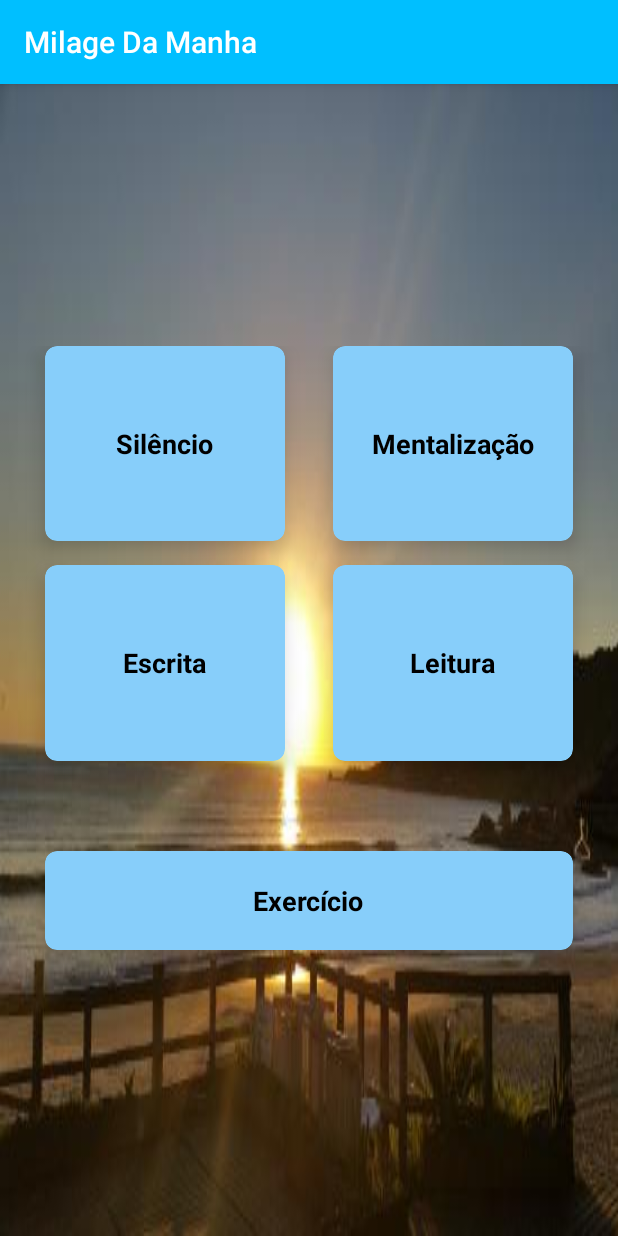
After one commit to MaikonRodrigues/MilagreDaManha, an Android app: the GravarDesafioActivity screen opened directly, with no data from a screen before it, on a phone screen of 412 x 824 dp. The commit adds this screen. Run offline under Robolectric (Android 15) with nearby library versions, the phone set to English and light mode, and no system bars; network calls fail.

Commit message:
configurando telas de desafio

```diff
--- a/app/src/main/AndroidManifest.xml
+++ b/app/src/main/AndroidManifest.xml
@@ -54,7 +54,8 @@
             android:name=".LoginCadastroActivity"
             android:label="@string/title_activity_login" />
         <activity android:name=".CriaPostActivity" />
-        <activity android:name=".Activity_Desafios"></activity>
+        <activity android:name=".Activity_Desafios" />
+        <activity android:name=".GravarDesafioActivity"></activity>
     </application>
 
 </manifest>
--- a/app/src/main/java/com/example/maikon/milagedamanha/Activity_Desafios.java
+++ b/app/src/main/java/com/example/maikon/milagedamanha/Activity_Desafios.java
@@ -91,6 +91,7 @@ public class Activity_Desafios extends AppCompatActivity implements Response.Err
                 JSONObject jsonObject = null;
                 jsonObject = json.getJSONObject(i);
 
+                desafio.setId(jsonObject.optString("id_desafio"));
                 desafio.setNome(jsonObject.optString("nome"));
                 desafio.setDuracao(jsonObject.optString("duracao"));
 
@@ -99,7 +100,7 @@ public class Activity_Desafios extends AppCompatActivity implements Response.Err
             }
 
             progresso.hide();
-            Desafios_Adapter adapter = new Desafios_Adapter(listaDesafio);
+            Desafios_Adapter adapter = new Desafios_Adapter(listaDesafio, this);
             recyclerDesafios.setAdapter(adapter);
 
         } catch (JSONException e){
--- a/app/src/main/java/com/example/maikon/milagedamanha/Adapters/Desafios_Adapter.java
+++ b/app/src/main/java/com/example/maikon/milagedamanha/Adapters/Desafios_Adapter.java
@@ -1,5 +1,7 @@
 package com.example.maikon.milagedamanha.Adapters;
 
+import android.content.Context;
+import android.content.Intent;
 import android.support.annotation.NonNull;
 import android.support.v7.widget.CardView;
 import android.support.v7.widget.RecyclerView;
@@ -8,10 +10,16 @@ import android.view.View;
 import android.view.ViewGroup;
 import android.widget.TextView;
 import android.widget.Toast;
+
+import com.example.maikon.milagedamanha.CriaPostActivity;
+import com.example.maikon.milagedamanha.GravarDesafioActivity;
+import com.example.maikon.milagedamanha.MainActivity;
 import com.example.maikon.milagedamanha.R;
 
 import com.example.maikon.milagedamanha.Classes.Desafio;
 import com.example.maikon.milagedamanha.R;
+
+import static android.support.v4.content.ContextCompat.startActivity;
 import static com.example.maikon.milagedamanha.R.layout.item_list_desafios_layout;
 
 import java.util.List;
@@ -20,8 +28,11 @@ import java.util.List;
 public class Desafios_Adapter extends RecyclerView.Adapter<Desafios_Adapter.DesafioHolder> {
 
     List<Desafio> listDesafio;
-    public Desafios_Adapter(List<Desafio> listDesaf){
+    Context context;
+    String id;
+    public Desafios_Adapter(List<Desafio> listDesaf, Context context){
         this.listDesafio = listDesaf;
+        this.context = context;
     }
 
 
@@ -43,6 +54,7 @@ public class Desafios_Adapter extends RecyclerView.Adapter<Desafios_Adapter.Desa
     @Override
     public void onBindViewHolder(@NonNull final DesafioHolder bebHolder, final int position) {
 
+        id = listDesafio.get(position).getId();
         bebHolder.campoNome.setText(listDesafio.get(position).getNome());
         bebHolder.campoDuracao.setText(listDesafio.get(position).getDuracao());
 
@@ -51,9 +63,9 @@ public class Desafios_Adapter extends RecyclerView.Adapter<Desafios_Adapter.Desa
             public void onClick(View v) {
                 for (int i = 0; i < getItemCount(); i++){
                     if (position == i){
-                        Toast toast = Toast.makeText(v.getContext(),
-                                "Clicou no desafio", Toast.LENGTH_SHORT);     //Aparece quando o card e precionado
-                        toast.show();
+                        Toast.makeText(v.getContext(),"Clicou no desafio", Toast.LENGTH_SHORT).show();     //Aparece quando o card e precionado
+                        Intent intent = new Intent( context, GravarDesafioActivity.class).putExtra("id", id);
+                        context.startActivity(intent);
                     }
                 }
 
--- a/app/src/main/java/com/example/maikon/milagedamanha/Classes/Desafio.java
+++ b/app/src/main/java/com/example/maikon/milagedamanha/Classes/Desafio.java
@@ -7,12 +7,13 @@ import android.util.Base64;
 
 public class Desafio {
 
-   private String nome, duracao;
+   private String nome, duracao, id;
    private boolean etapa1, etapa2, etapa3, etapa4, etapa5;
 
     public Desafio() {    }
 
-    public Desafio(String nome, String duracao, boolean etapa1, boolean etapa2, boolean etapa3, boolean etapa4, boolean etapa5) {
+    public Desafio(String id, String nome, String duracao, boolean etapa1, boolean etapa2, boolean etapa3, boolean etapa4, boolean etapa5) {
+        this.id = id;
         this.nome = nome;
         this.duracao = duracao;
         this.etapa1 = etapa1;
@@ -20,6 +21,14 @@ public class Desafio {
         this.etapa3 = etapa3;
         this.etapa4 = etapa4;
         this.etapa5 = etapa5;
+    }
+
+    public String getId() {
+        return id;
+    }
+
+    public void setId(String id) {
+        this.id = id;
     }
 
     public String getNome() {
--- a/app/src/main/java/com/example/maikon/milagedamanha/Fragmentos/Fragmento_B.java
+++ b/app/src/main/java/com/example/maikon/milagedamanha/Fragmentos/Fragmento_B.java
@@ -73,7 +73,7 @@ public class Fragmento_B extends Fragment implements Response.ErrorListener, Res
         jsonObjectReq = new JsonObjectRequest(Request.Method.GET, url, null, this,this);
         VolleySingleton.getIntanciaVolley(getContext()).addToRequestQueue(jsonObjectReq);
         //request.add(jsonObjectReq);
-        Toast.makeText(getContext(), "Id logado :" +id , Toast.LENGTH_SHORT).show();
+
     }
     @Override
     public void onErrorResponse(VolleyError error) {
--- a/app/src/main/java/com/example/maikon/milagedamanha/Fragmentos/Fragmento_Cadastro.java
+++ b/app/src/main/java/com/example/maikon/milagedamanha/Fragmentos/Fragmento_Cadastro.java
@@ -165,7 +165,7 @@ public class Fragmento_Cadastro extends Fragment implements Response.ErrorListen
 
                 if (response.trim().equalsIgnoreCase("nao registra")) {
 
-                    Toast.makeText(v.getContext(), "Registro não inserido, erro: " + response, Toast.LENGTH_SHORT).show();
+                   // Toast.makeText(v.getContext(), "Registro não inserido, erro: " + response, Toast.LENGTH_SHORT).show();
 
                 } else {
                     Toast.makeText(v.getContext(), "Foto adicionada", Toast.LENGTH_SHORT).show();
--- /dev/null
+++ b/app/src/main/java/com/example/maikon/milagedamanha/GravarDesafioActivity.java
@@ -0,0 +1,25 @@
+package com.example.maikon.milagedamanha;
+
+import android.content.Intent;
+import android.support.v7.app.AppCompatActivity;
+import android.os.Bundle;
+import android.widget.Toast;
+
+public class GravarDesafioActivity extends AppCompatActivity {
+
+    Intent intent;
+    String id;
+
+    @Override
+    protected void onCreate(Bundle savedInstanceState) {
+        super.onCreate(savedInstanceState);
+        setContentView(R.layout.activity_gravar_desafio);
+
+        //  Pegando dados do id do desafio
+        intent = getIntent();
+        id = String.valueOf(intent.getExtras());
+
+        // Teste para ver se o id esta sendo recebido corretamente
+        Toast.makeText(this,"id recebido :"+id, Toast.LENGTH_LONG).show();
+    }
+}
--- /dev/null
+++ b/app/src/main/res/layout/activity_gravar_desafio.xml
@@ -0,0 +1,255 @@
+<?xml version="1.0" encoding="utf-8"?>
+<LinearLayout xmlns:android="http://schemas.android.com/apk/res/android"
+    xmlns:app="http://schemas.android.com/apk/res-auto"
+    xmlns:tools="http://schemas.android.com/tools"
+    android:layout_width="match_parent"
+    android:layout_height="match_parent"
+    android:orientation="vertical"
+    android:gravity="center"
+    android:background="@mipmap/amanhecer"
+    tools:context=".GravarDesafioActivity">
+
+
+
+    <LinearLayout
+        android:orientation="vertical"
+        android:weightSum="10"
+        android:gravity="center"
+        android:layout_width="match_parent"
+        android:layout_height="match_parent">
+
+
+
+        <GridLayout
+            android:id="@+id/mainGrid"
+            android:layout_width="match_parent"
+            android:layout_height="0dp"
+            android:layout_weight="5"
+            android:alignmentMode="alignMargins"
+            android:columnCount="2"
+            android:columnOrderPreserved="false"
+            android:padding="14dp"
+            android:rowCount="3">
+
+            <!-- Row 1 -->
+
+            <!-- Column 1 -->
+            <android.support.v7.widget.CardView
+                android:layout_width="0dp"
+                android:layout_height="0dp"
+                android:layout_rowWeight="1"
+                android:layout_columnWeight="1"
+                app:cardBackgroundColor="@color/cor3"
+                android:layout_marginLeft="16dp"
+                android:layout_marginRight="16dp"
+                android:layout_marginBottom="16dp"
+                app:cardCornerRadius="8dp"
+                app:cardElevation="8dp">
+
+                <LinearLayout
+                    android:layout_width="wrap_content"
+                    android:layout_height="wrap_content"
+                    android:layout_gravity="center_horizontal|center_vertical"
+                    android:layout_margin="16dp"
+
+                    android:orientation="vertical">
+
+                    <ImageView
+                        android:layout_width="wrap_content"
+                        android:layout_height="wrap_content"
+                        android:layout_gravity="center_horizontal"
+                         />
+                    <!-- android:src="@drawable/iconsbruxa" -->
+
+                    <TextView
+                        android:layout_width="wrap_content"
+                        android:layout_height="wrap_content"
+                        android:text="Silêncio"
+                        android:textAlignment="center"
+                        android:textColor="@android:color/black"
+                        android:textSize="18sp"
+                        android:textStyle="bold" />
+
+                </LinearLayout>
+
+            </android.support.v7.widget.CardView>
+
+            <!-- Column 2 -->
+            <android.support.v7.widget.CardView
+                android:layout_width="0dp"
+                android:layout_height="0dp"
+                android:layout_rowWeight="1"
+                android:layout_columnWeight="1"
+                android:layout_marginLeft="16dp"
+                app:cardBackgroundColor="@color/cor3"
+                android:layout_marginRight="16dp"
+                android:layout_marginBottom="16dp"
+                app:cardCornerRadius="8dp"
+                app:cardElevation="8dp">
+
+                <LinearLayout
+                    android:layout_width="wrap_content"
+                    android:layout_height="wrap_content"
+                    android:layout_gravity="center_horizontal|center_vertical"
+                    android:layout_margin="16dp"
+                    android:orientation="vertical">
+
+                    <ImageView
+                        android:layout_width="wrap_content"
+                        android:layout_height="wrap_content"
+                        android:layout_gravity="center_horizontal"
+
+                        />
+                        <!--android:src="@drawable/iconquebracabeca" /-->
+
+                    <TextView
+                        android:layout_width="wrap_content"
+                        android:layout_height="wrap_content"
+                        android:text="Mentalização"
+                        android:textAlignment="center"
+                        android:textColor="@android:color/black"
+                        android:textSize="18sp"
+                        android:textStyle="bold" />
+
+                </LinearLayout>
+
+            </android.support.v7.widget.CardView>
+
+
+            <!-- Row 2 -->
+
+            <!-- Column 1 -->
+            <android.support.v7.widget.CardView
+                android:layout_width="0dp"
+                android:layout_height="0dp"
+                android:layout_rowWeight="1"
+                android:layout_columnWeight="1"
+                app:cardBackgroundColor="@color/cor3"
+                android:layout_marginLeft="16dp"
+                android:layout_marginRight="16dp"
+                android:layout_marginBottom="16dp"
+                app:cardCornerRadius="8dp"
+                app:cardElevation="8dp">
+
+                <LinearLayout
+                    android:layout_width="wrap_content"
+                    android:layout_height="wrap_content"
+                    android:layout_gravity="center_horizontal|center_vertical"
+                    android:layout_margin="16dp"
+                    android:orientation="vertical">
+
+                    <ImageView
+                        android:layout_width="wrap_content"
+                        android:layout_height="wrap_content"
+                        android:layout_gravity="center_horizontal"
+                        />
+                    <!-- android:src="@drawable/iconsbruxa" -->
+
+                    <TextView
+                        android:layout_width="wrap_content"
+                        android:layout_height="wrap_content"
+                        android:text="Escrita"
+                        android:textAlignment="center"
+                        android:textColor="@android:color/black"
+                        android:textSize="18sp"
+                        android:textStyle="bold" />
+
+                </LinearLayout>
+
+            </android.support.v7.widget.CardView>
+
+            <android.support.v7.widget.CardView
+                android:layout_width="0dp"
+                android:layout_height="0dp"
+                android:layout_rowWeight="1"
+                android:layout_columnWeight="1"
+                app:cardBackgroundColor="@color/cor3"
+                android:layout_marginLeft="16dp"
+                android:layout_marginRight="16dp"
+                android:layout_marginBottom="16dp"
+                app:cardCornerRadius="8dp"
+                app:cardElevation="8dp">
+
+                <LinearLayout
+                    android:layout_width="wrap_content"
+                    android:layout_height="wrap_content"
+                    android:layout_gravity="center_horizontal|center_vertical"
+                    android:layout_margin="16dp"
+                    android:orientation="vertical">
+
+                    <ImageView
+                        android:layout_width="wrap_content"
+                        android:layout_height="wrap_content"
+                        android:layout_gravity="center_horizontal"
+                          />
+                    <!-- android:src="@drawable/iconsbruxa" -->
+
+                    <TextView
+                        android:layout_width="wrap_content"
+                        android:layout_height="wrap_content"
+                        android:text="Leitura"
+                        android:textAlignment="center"
+                        android:textColor="@android:color/black"
+                        android:textSize="18sp"
+                        android:textStyle="bold" />
+
+                </LinearLayout>
+
+            </android.support.v7.widget.CardView>
+
+        </GridLayout>
+
+        <GridLayout
+            android:layout_width="match_parent"
+            android:layout_height="126dp"
+
+            android:alignmentMode="alignMargins"
+            android:columnCount="1"
+            android:columnOrderPreserved="false"
+            android:padding="14dp"
+            android:rowCount="1">
+
+            <android.support.v7.widget.CardView
+                android:layout_width="0dp"
+                android:layout_height="0dp"
+                android:layout_rowWeight="1"
+                android:layout_columnWeight="1"
+                app:cardBackgroundColor="@color/cor3"
+                android:layout_marginLeft="16dp"
+                android:layout_marginTop="16dp"
+                android:layout_marginRight="16dp"
+                android:layout_marginBottom="16dp"
+                app:cardCornerRadius="8dp"
+                app:cardElevation="8dp">
+
+                <LinearLayout
+                    android:layout_width="wrap_content"
+                    android:layout_height="wrap_content"
+                    android:layout_gravity="center_horizontal|center_vertical"
+                    android:layout_margin="16dp"
+                    android:orientation="vertical">
+
+                    <ImageView
+                        android:layout_width="wrap_content"
+                        android:layout_height="wrap_content"
+                        android:layout_gravity="center_horizontal" />
+                    <!-- android:src="@drawable/iconsbruxa" -->
+
+                    <TextView
+                        android:layout_width="wrap_content"
+                        android:layout_height="wrap_content"
+                        android:text="Exercício"
+                        android:textAlignment="center"
+                        android:textColor="@android:color/black"
+                        android:textSize="18sp"
+                        android:textStyle="bold" />
+
+                </LinearLayout>
+
+            </android.support.v7.widget.CardView>
+
+        </GridLayout>
+
+    </LinearLayout>
+
+</LinearLayout>
```
